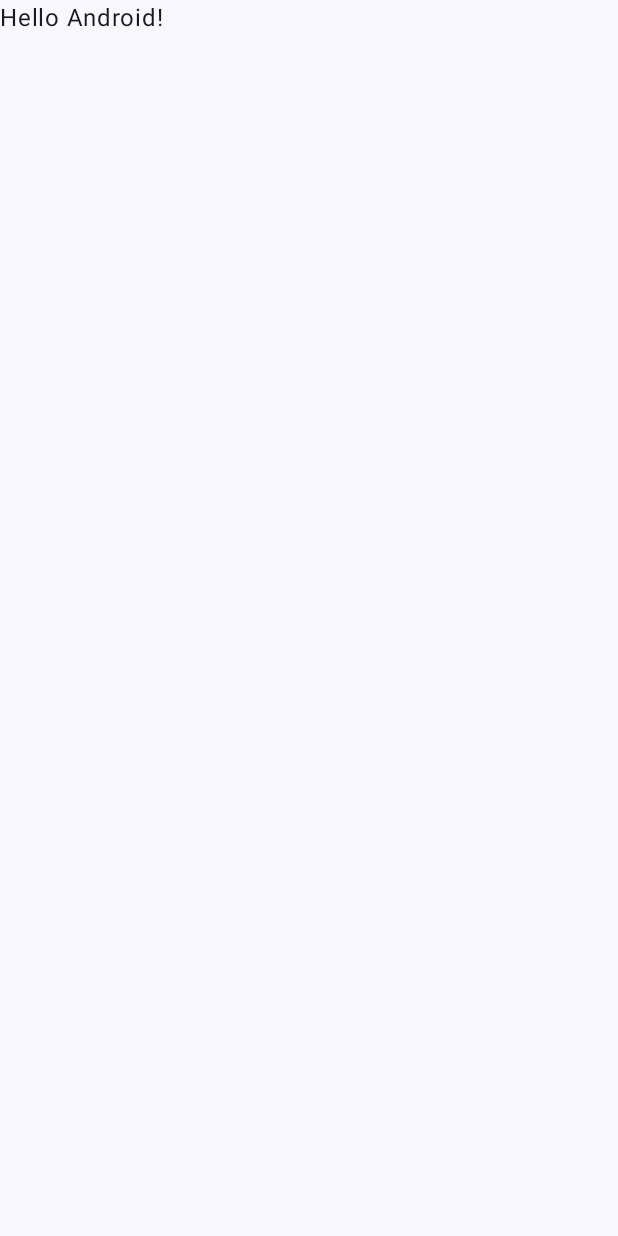
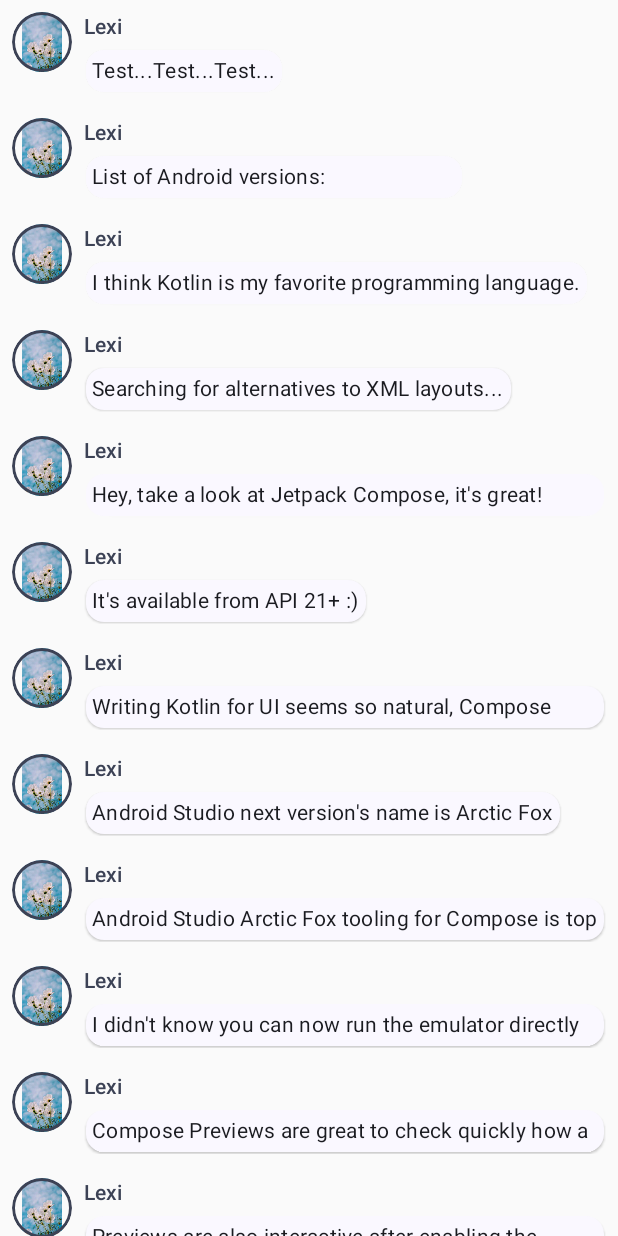
Before and after one commit to malgosielska/Favourite-Films-App, an Android app built with Jetpack Compose: the screen it shows after launch (MainActivity), on a phone screen of 412 x 824 dp. Before the commit the screen is almost empty. Run offline under Robolectric (Android 15) with nearby library versions, the phone set to English and light mode, and no system bars.

Commit message:
Compose tutorial

```diff
--- a/app/src/main/java/com/example/favfilmsapp/MainActivity.kt
+++ b/app/src/main/java/com/example/favfilmsapp/MainActivity.kt
@@ -1,46 +1,186 @@
 package com.example.favfilmsapp
 
+import android.content.res.Configuration
 import android.os.Bundle
 import androidx.activity.ComponentActivity
 import androidx.activity.compose.setContent
+import androidx.compose.foundation.Image
+import androidx.compose.foundation.border
+import androidx.compose.foundation.layout.Column
+import androidx.compose.foundation.layout.Row
 import androidx.compose.foundation.layout.fillMaxSize
+import androidx.compose.foundation.layout.padding
+import androidx.compose.foundation.layout.*
+import androidx.compose.foundation.lazy.LazyColumn
+import androidx.compose.foundation.shape.CircleShape
 import androidx.compose.material3.MaterialTheme
 import androidx.compose.material3.Surface
 import androidx.compose.material3.Text
 import androidx.compose.runtime.Composable
 import androidx.compose.ui.Modifier
+import androidx.compose.ui.draw.*
+import androidx.compose.ui.res.painterResource
 import androidx.compose.ui.tooling.preview.Preview
+import androidx.compose.ui.unit.dp
 import com.example.favfilmsapp.ui.theme.FavFilmsAppTheme
+import androidx.compose.foundation.lazy.items
+import androidx.compose.runtime.remember
+import androidx.compose.runtime.remember
+import androidx.compose.runtime.getValue
+import androidx.compose.foundation.clickable
+import androidx.compose.runtime.mutableStateOf
+import androidx.compose.runtime.setValue
+import androidx.compose.animation.animateColorAsState
+import androidx.compose.animation.animateContentSize
 
 class MainActivity : ComponentActivity() {
     override fun onCreate(savedInstanceState: Bundle?) {
         super.onCreate(savedInstanceState)
         setContent {
             FavFilmsAppTheme {
-                // A surface container using the 'background' color from the theme
-                Surface(
-                    modifier = Modifier.fillMaxSize(),
-                    color = MaterialTheme.colorScheme.background
-                ) {
-                    Greeting("Android")
-                }
+                Conversation(SampleData.conversationSample)
+            }
+        }
+//        setContent {
+//            FavFilmsAppTheme {
+//                // A surface container using the 'background' color from the theme
+//                Surface(
+////                    modifier = Modifier.fillMaxSize(),
+////                    color = MaterialTheme.colorScheme.background
+//                ) {
+//                    Conversation(SampleData.conversationSample)
+//                }
+//            }
+//        }
+    }
+}
+
+data class Message(val author: String, val body: String)
+
+
+
+@Composable
+fun MessageCard(msg: Message) {
+    Row(modifier = Modifier.padding(all = 8.dp)) {
+        Image(
+            painter = painterResource(R.drawable.pic),
+            contentDescription = null,
+            modifier = Modifier
+                .size(40.dp)
+                .clip(CircleShape)
+                .border(1.5.dp, MaterialTheme.colorScheme.secondary, CircleShape)
+        )
+        Spacer(modifier = Modifier.width(8.dp))
+
+        // We keep track if the message is expanded or not in this
+        // variable
+        var isExpanded by remember { mutableStateOf(false) }
+        // surfaceColor will be updated gradually from one color to the other
+        val surfaceColor by animateColorAsState(
+            if (isExpanded) MaterialTheme.colorScheme.primary else MaterialTheme.colorScheme.surface,
+            label = "",
+        )
+
+        // We toggle the isExpanded variable when we click on this Column
+        Column(modifier = Modifier.clickable { isExpanded = !isExpanded }) {
+            Text(
+                text = msg.author,
+                color = MaterialTheme.colorScheme.secondary,
+                style = MaterialTheme.typography.titleSmall
+            )
+
+            Spacer(modifier = Modifier.height(4.dp))
+
+            Surface(
+                shape = MaterialTheme.shapes.medium,
+                shadowElevation = 1.dp,
+                // surfaceColor color will be changing gradually from primary to surface
+                color = surfaceColor,
+                // animateContentSize will change the Surface size gradually
+                modifier = Modifier.animateContentSize().padding(1.dp)
+            ) {
+                Text(
+                    text = msg.body,
+                    modifier = Modifier.padding(all = 4.dp),
+                    // If the message is expanded, we display all its content
+                    // otherwise we only display the first line
+                    maxLines = if (isExpanded) Int.MAX_VALUE else 1,
+                    style = MaterialTheme.typography.bodyMedium
+                )
             }
         }
     }
 }
 
-@Composable
-fun Greeting(name: String, modifier: Modifier = Modifier) {
-    Text(
-        text = "Hello $name!",
-        modifier = modifier
-    )
+
+//
+//
+//@Composable
+//fun MessageCard(msg: Message) {
+//    Row(modifier = Modifier.padding(all = 8.dp)) {
+//        Image(
+//            painter = painterResource(R.drawable.pic),
+//            contentDescription = null,
+//            modifier = Modifier
+//                .size(40.dp)
+//                .clip(CircleShape)
+//                .border(1.5.dp, MaterialTheme.colorScheme.primary, CircleShape)
+//        )
+//
+//        Spacer(modifier = Modifier.width(8.dp))
+//
+//        Column {
+//            Text(
+//                text = msg.author,
+//                color = MaterialTheme.colorScheme.secondary,
+//                style = MaterialTheme.typography.titleSmall
+//
+//            )
+//
+//            Spacer(modifier = Modifier.height(4.dp))
+//
+//            Surface(shape = MaterialTheme.shapes.medium, shadowElevation = 1.dp) {
+//                Text(
+//                    text = msg.body,
+//                    modifier = Modifier.padding(all = 4.dp),
+//                    style = MaterialTheme.typography.bodyMedium
+//                )
+//            }
+//
+//        }
+//    }
+//}
+
+@Preview(name = "Light Mode")
+@Preview(
+    uiMode = Configuration.UI_MODE_NIGHT_YES,
+    showBackground = true,
+    name = "Dark Mode"
+)@Composable
+fun PreviewMessageCard() {
+    FavFilmsAppTheme {
+        Surface {
+            MessageCard(
+                msg = Message("Lexi", "Take a look at Jetpack Compose, it's great!")
+            )
+        }
+    }
 }
 
-@Preview(showBackground = true)
+
 @Composable
-fun GreetingPreview() {
-    FavFilmsAppTheme {
-        Greeting("Android")
+fun Conversation(messages: List<Message>) {
+    LazyColumn {
+        items(messages) { message ->
+            MessageCard(message)
+        }
     }
 }
+
+@Preview
+@Composable
+fun PreviewConversation() {
+    FavFilmsAppTheme {
+        Conversation(SampleData.conversationSample)
+    }
+}
--- /dev/null
+++ b/app/src/main/java/com/example/favfilmsapp/SampleData.kt
@@ -0,0 +1,75 @@
+package com.example.favfilmsapp
+
+/**
+ * SampleData for Jetpack Compose Tutorial
+ */
+object SampleData {
+    // Sample conversation data
+    val conversationSample = listOf(
+        Message(
+            "Lexi",
+            "Test...Test...Test..."
+        ),
+        Message(
+            "Lexi",
+            """List of Android versions:
+            |Android KitKat (API 19)
+            |Android Lollipop (API 21)
+            |Android Marshmallow (API 23)
+            |Android Nougat (API 24)
+            |Android Oreo (API 26)
+            |Android Pie (API 28)
+            |Android 10 (API 29)
+            |Android 11 (API 30)
+            |Android 12 (API 31)""".trim()
+        ),
+        Message(
+            "Lexi",
+            """I think Kotlin is my favorite programming language.
+            |It's so much fun!""".trim()
+        ),
+        Message(
+            "Lexi",
+            "Searching for alternatives to XML layouts..."
+        ),
+        Message(
+            "Lexi",
+            """Hey, take a look at Jetpack Compose, it's great!
+            |It's the Android's modern toolkit for building native UI.
+            |It simplifies and accelerates UI development on Android.
+            |Less code, powerful tools, and intuitive Kotlin APIs :)""".trim()
+        ),
+        Message(
+            "Lexi",
+            "It's available from API 21+ :)"
+        ),
+        Message(
+            "Lexi",
+            "Writing Kotlin for UI seems so natural, Compose where have you been all my life?"
+        ),
+        Message(
+            "Lexi",
+            "Android Studio next version's name is Arctic Fox"
+        ),
+        Message(
+            "Lexi",
+            "Android Studio Arctic Fox tooling for Compose is top notch ^_^"
+        ),
+        Message(
+            "Lexi",
+            "I didn't know you can now run the emulator directly from Android Studio"
+        ),
+        Message(
+            "Lexi",
+            "Compose Previews are great to check quickly how a composable layout looks like"
+        ),
+        Message(
+            "Lexi",
+            "Previews are also interactive after enabling the experimental setting"
+        ),
+        Message(
+            "Lexi",
+            "Have you tried writing build.gradle with KTS?"
+        ),
+    )
+}
```
Also changed, not shown: app/src/main/res/drawable/pic.jpg (added).
